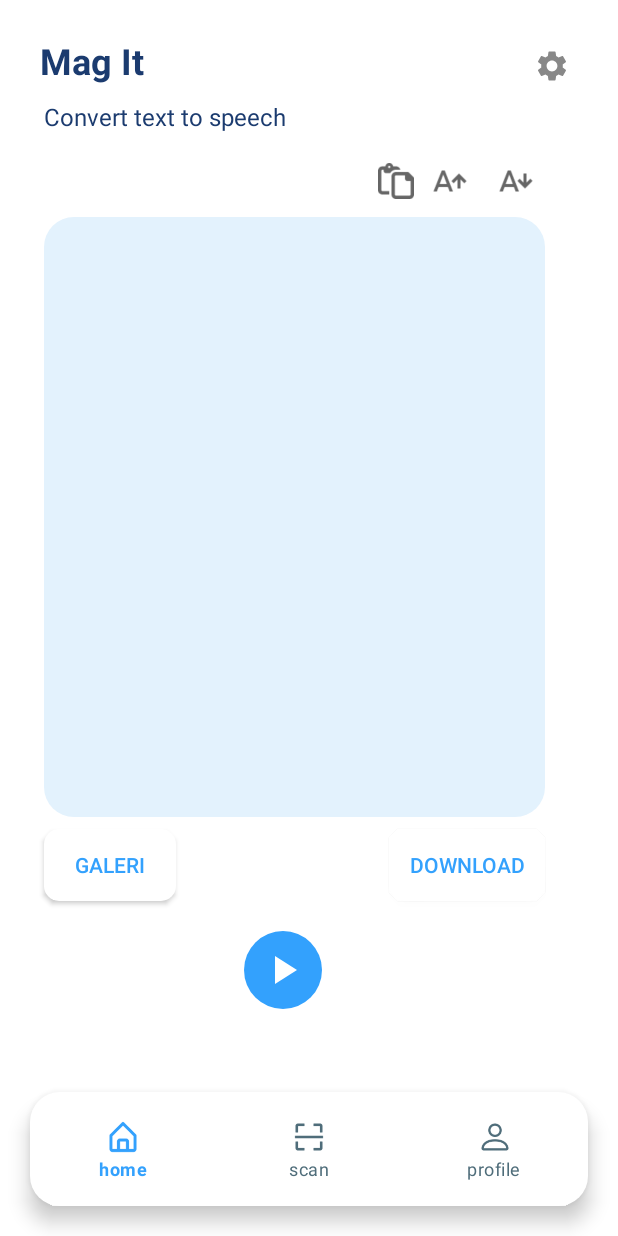
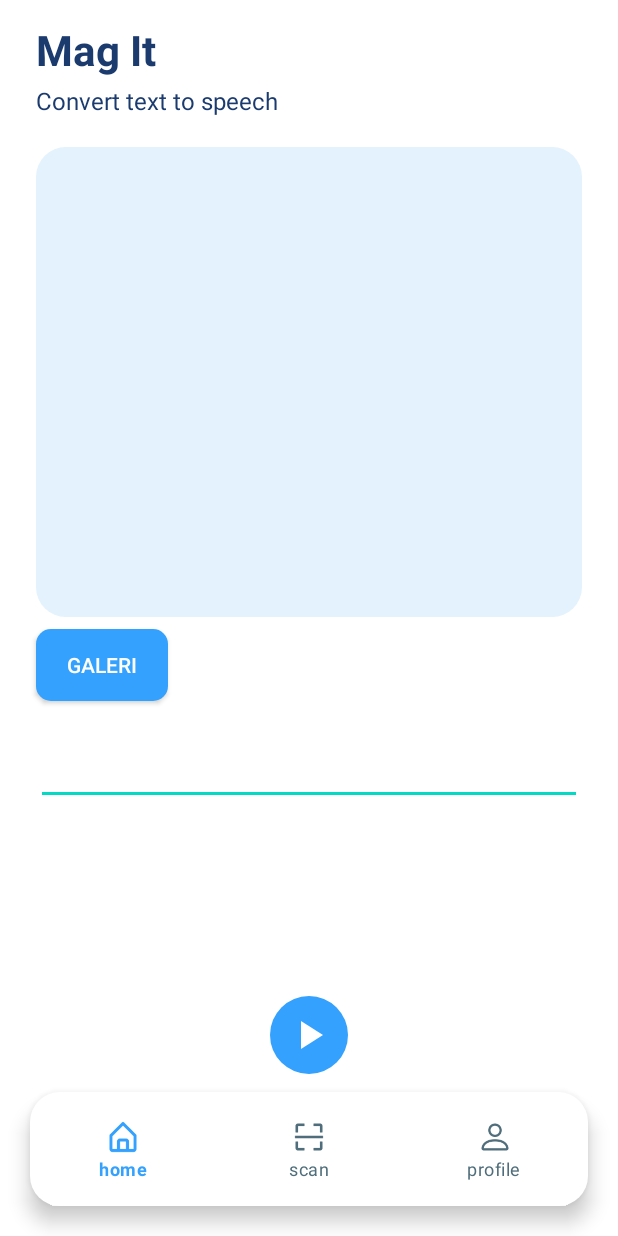
Before and after one commit to Anggitwr/Mobile-Development, an Android app: the MainActivity screen opened directly, with no data from a screen before it, on a phone screen of 412 x 824 dp. Run offline under Robolectric (Android 15) with nearby library versions, the phone set to English and light mode, and no system bars; pictures from the network do not load; 1 statement that could not run was skipped.

Commit message:
update activity_main.xml

```diff
--- a/app/src/main/res/drawable/bg_btn_addfile.xml
+++ b/app/src/main/res/drawable/bg_btn_addfile.xml
@@ -2,7 +2,7 @@
 <selector xmlns:android="http://schemas.android.com/apk/res/android">
     <item>
         <shape>
-            <solid android:color="@color/white"/>
+            <solid android:color="@color/blue_200"/>
             <corners android:radius="10dp"/>
         </shape>
     </item>
--- a/app/src/main/res/layout/activity_login.xml
+++ b/app/src/main/res/layout/activity_login.xml
@@ -75,7 +75,7 @@
             android:layout_height="wrap_content"
             android:ems="10"
             android:hint="@string/hint_password"
-            android:inputType="textEmailAddress"
+            android:inputType="textPassword"
             android:paddingTop="15dp"
             android:paddingBottom="15dp" />
     </com.google.android.material.textfield.TextInputLayout>
--- a/app/src/main/res/layout/activity_main.xml
+++ b/app/src/main/res/layout/activity_main.xml
@@ -11,76 +11,33 @@
         android:layout_width="wrap_content"
         android:layout_height="wrap_content"
         android:layout_marginStart="24dp"
-        android:layout_marginTop="24dp"
+        android:layout_marginTop="14dp"
         android:text="@string/name_app"
         android:textColor="@color/blue_700"
-        android:textSize="24dp"
+        android:textSize="28dp"
         android:textStyle="bold"
-        app:layout_constraintEnd_toStartOf="@+id/iv_setting"
-        app:layout_constraintHorizontal_bias="0.011"
         app:layout_constraintStart_toStartOf="parent"
-        app:layout_constraintTop_toTopOf="parent" />
-
-    <ImageView
-        android:id="@+id/iv_setting"
-        android:layout_width="24dp"
-        android:layout_height="24dp"
-        android:layout_marginTop="32dp"
-        android:layout_marginEnd="32dp"
-        android:src="@drawable/ic_baseline_settings_24"
-        app:layout_constraintEnd_toEndOf="parent"
         app:layout_constraintTop_toTopOf="parent" />
 
     <TextView
         android:id="@+id/tv_description"
         android:layout_width="wrap_content"
         android:layout_height="wrap_content"
-        android:layout_marginTop="10dp"
+        android:layout_marginTop="4dp"
         android:text="@string/tv_description"
         android:textColor="@color/blue_700"
         android:textSize="16dp"
         app:layout_constraintEnd_toEndOf="parent"
-        app:layout_constraintHorizontal_bias="0.117"
-        app:layout_constraintStart_toStartOf="parent"
+        app:layout_constraintHorizontal_bias="0.0"
+        app:layout_constraintStart_toStartOf="@+id/tv_title"
         app:layout_constraintTop_toBottomOf="@+id/tv_title" />
 
     <ImageView
-        android:id="@+id/iv_paste"
-        android:layout_width="24dp"
-        android:layout_height="24dp"
-        android:layout_marginStart="252dp"
+        android:id="@+id/et_inputtext"
+        android:layout_width="0dp"
+        android:layout_height="313dp"
         android:layout_marginTop="20dp"
-        android:src="@drawable/img_paste"
-        app:layout_constraintStart_toStartOf="parent"
-        app:layout_constraintTop_toBottomOf="@+id/tv_description" />
-
-    <ImageView
-        android:id="@+id/iv_increase"
-        android:layout_width="24dp"
-        android:layout_height="24dp"
-        android:layout_marginStart="12dp"
-        android:layout_marginTop="20dp"
-        android:src="@drawable/img_increase"
-        app:layout_constraintStart_toEndOf="@+id/iv_paste"
-        app:layout_constraintTop_toBottomOf="@+id/tv_description" />
-
-    <ImageView
-        android:id="@+id/iv_decrease"
-        android:layout_width="24dp"
-        android:layout_height="24dp"
-        android:layout_marginStart="8dp"
-        android:layout_marginTop="20dp"
-        android:src="@drawable/img_decrease"
-        app:layout_constraintEnd_toEndOf="parent"
-        app:layout_constraintHorizontal_bias="0.172"
-        app:layout_constraintStart_toEndOf="@+id/iv_increase"
-        app:layout_constraintTop_toBottomOf="@+id/tv_description" />
-
-    <ImageView
-        android:id="@+id/et_inputtext"
-        android:layout_width="334dp"
-        android:layout_height="400dp"
-        android:layout_marginTop="56dp"
+        android:layout_marginRight="24dp"
         android:background="@drawable/bg_insert_image"
         android:gravity="top|left"
         android:padding="20dp"
@@ -88,7 +45,7 @@
         app:layout_constraintEnd_toEndOf="parent"
         app:layout_constraintHorizontal_bias="0.0"
         app:layout_constraintStart_toStartOf="@+id/tv_description"
-        app:layout_constraintTop_toBottomOf="@+id/tv_description"/>
+        app:layout_constraintTop_toBottomOf="@+id/tv_description" />
 
     <androidx.appcompat.widget.AppCompatButton
         android:id="@+id/btn_add"
@@ -97,35 +54,30 @@
         android:layout_marginTop="8dp"
         android:text="@string/btn_galeri"
         android:background="@drawable/bg_btn_addfile"
-        android:textColor="@color/blue_200"
+        android:textColor="@color/white"
         app:layout_constraintStart_toStartOf="@+id/et_inputtext"
         app:layout_constraintTop_toBottomOf="@+id/et_inputtext" />
 
-    <androidx.appcompat.widget.AppCompatButton
-        android:id="@+id/btn_download"
-        android:layout_width="wrap_content"
+    <EditText
+        android:id="@+id/et_ocr"
+        android:layout_width="0dp"
         android:layout_height="wrap_content"
-        android:paddingRight="13dp"
-        android:paddingLeft="13dp"
-        android:layout_marginTop="8dp"
-        android:background="@drawable/bg_btn_addfile"
-        android:text="@string/btn_download"
-        android:textColor="@color/blue_200"
+        android:layout_marginTop="24dp"
         app:layout_constraintEnd_toEndOf="@+id/et_inputtext"
-        app:layout_constraintHorizontal_bias="1.0"
-        app:layout_constraintStart_toEndOf="@+id/btn_add"
-        app:layout_constraintTop_toBottomOf="@+id/et_inputtext" />
+        app:layout_constraintHorizontal_bias="0.0"
+        app:layout_constraintStart_toStartOf="@+id/btn_add"
+        app:layout_constraintTop_toBottomOf="@+id/btn_add" />
 
     <androidx.appcompat.widget.AppCompatImageButton
         android:id="@+id/flt_play"
         android:layout_width="wrap_content"
         android:layout_height="wrap_content"
-        android:layout_marginTop="76dp"
+        android:layout_marginBottom="12dp"
         android:background="@drawable/bg_btn_play"
         android:src="@drawable/ic_baseline_play_arrow_24"
-        app:layout_constraintEnd_toStartOf="@+id/btn_download"
-        app:layout_constraintStart_toEndOf="@+id/btn_add"
-        app:layout_constraintTop_toBottomOf="@+id/et_inputtext" />
+        app:layout_constraintBottom_toTopOf="@+id/bottom_navigation"
+        app:layout_constraintEnd_toEndOf="@+id/bottom_navigation"
+        app:layout_constraintStart_toStartOf="@+id/bottom_navigation" />
 
     <com.google.android.material.bottomnavigation.BottomNavigationView
         android:id="@+id/bottom_navigation"
--- a/app/src/main/res/layout/activity_signup.xml
+++ b/app/src/main/res/layout/activity_signup.xml
@@ -101,7 +101,7 @@
             android:layout_height="wrap_content"
             android:ems="10"
             android:hint="@string/hint_password"
-            android:inputType="textEmailAddress"
+            android:inputType="textPassword"
             android:paddingTop="15dp"
             android:paddingBottom="15dp" />
     </com.google.android.material.textfield.TextInputLayout>
```
